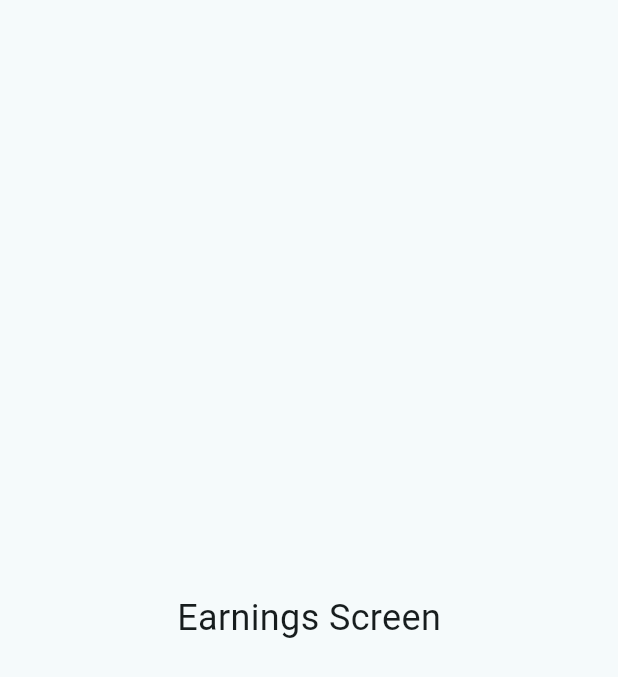
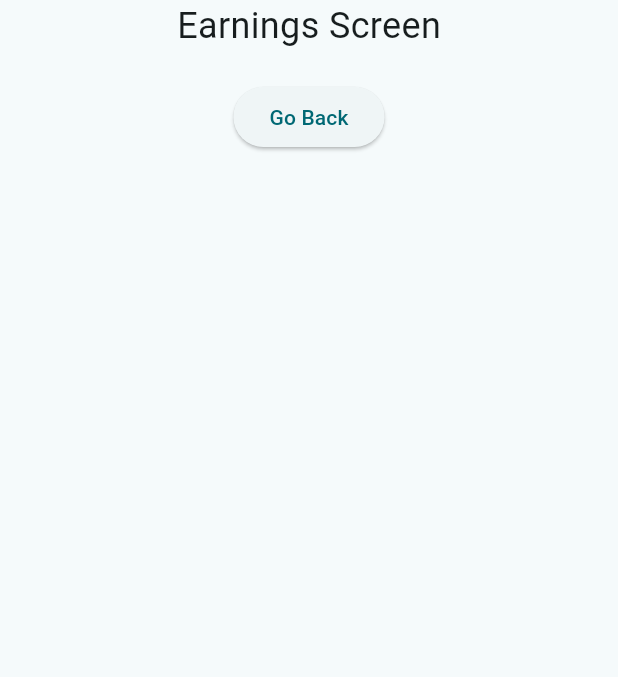
Before and after one commit to Sukhmeetsingh306/store_app, a Flutter app: the EarningUserSellerScreen screen opened directly, on a phone screen of 412 x 824 dp. Shown: the top 677 px of the screen. Run offline on Flutter 3.47's test engine with Material 3 defaults, Android fonts, the phone set to English and light mode, and no system bars; our stand-ins replace file_picker, flutter_riverpod, flutter_svg, go_router, google_fonts, image_picker and 4 more; missing offline and left inert: cloudinary_public, dart:html, flutter_admin_scaffold, random_avatar; accounts and stored records are empty.

Commit message:
feat: update EarningUserSellerScreen layout to include a button for navigation to login page

```diff
--- a/multi_vendor/lib/screen/seller/user_screen/earning_user_seller_screen.dart
+++ b/multi_vendor/lib/screen/seller/user_screen/earning_user_seller_screen.dart
@@ -1,4 +1,5 @@
 import 'package:flutter/material.dart';
+import 'package:go_router/go_router.dart';
 
 class EarningUserSellerScreen extends StatelessWidget {
   static const String routeName = '/seller/earningSellerScreen';
@@ -8,9 +9,19 @@ class EarningUserSellerScreen extends StatelessWidget {
   Widget build(BuildContext context) {
     return Scaffold(
       body: Center(
-        child: Text(
-          'Earnings Screen',
-          style: TextStyle(fontSize: 24),
+        child: Column(
+          children: [
+            Text(
+              'Earnings Screen',
+              style: TextStyle(fontSize: 24),
+            ),
+            SizedBox(height: 20),
+            ElevatedButton(
+                onPressed: () {
+                  context.go('/loginPage');
+                },
+                child: Text('Go Back')),
+          ],
         ),
       ),
     );
```
